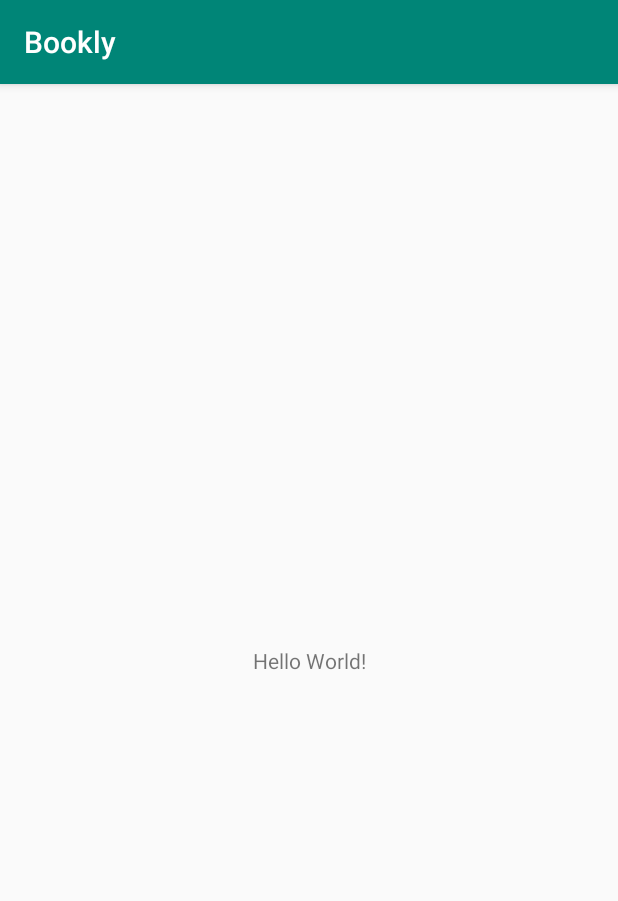
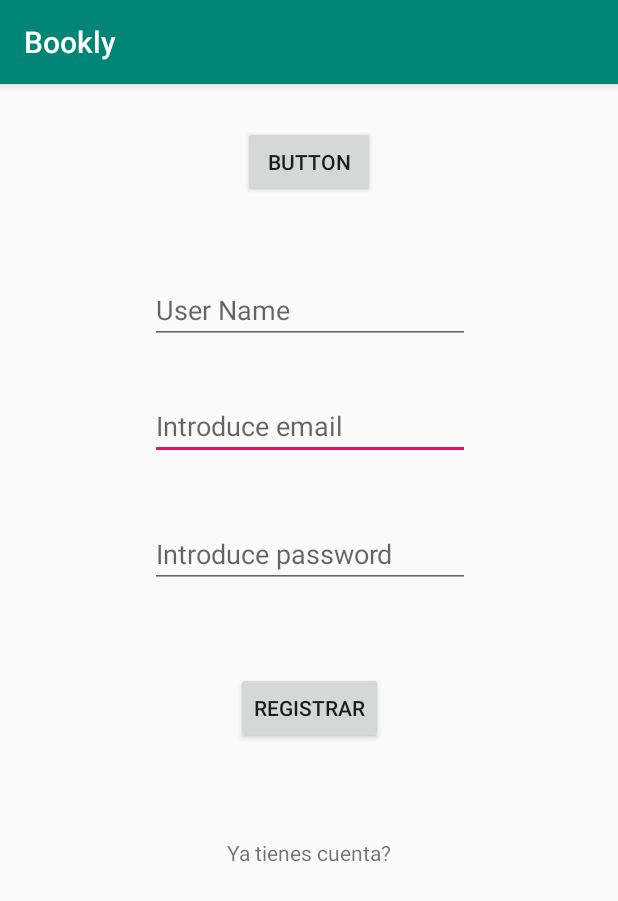
Before and after one commit to ESDEFRANC/Bookly, an Android app: the screen it shows after launch (MainActivity), on a phone screen of 412 x 824 dp. Shown: the top 901 px of the screen. Run offline under Robolectric (Android 15) with nearby library versions, the phone set to English and light mode, and no system bars; our stand-ins replace Firebase (no records; nobody signed in at launch, a user with empty details on screens opened directly).

Commit message:
Login and Main created
Login and Main created
-Main is the first page that user see

```diff
--- a/app/build.gradle
+++ b/app/build.gradle
@@ -34,4 +34,5 @@ dependencies {
     androidTestImplementation 'com.android.support.test:runner:1.0.2'
     androidTestImplementation 'com.android.support.test.espresso:espresso-core:3.0.2'
     implementation 'com.google.firebase:firebase-auth:16.1.0'
+
 }
--- a/app/src/main/res/layout/activity_main.xml
+++ b/app/src/main/res/layout/activity_main.xml
@@ -6,13 +6,88 @@
     android:layout_height="match_parent"
     tools:context=".MainActivity">
 
-    <TextView
+
+    <EditText
+        android:id="@+id/emailMain"
         android:layout_width="wrap_content"
         android:layout_height="wrap_content"
-        android:text="Hello World!"
+        android:layout_marginStart="8dp"
+        android:layout_marginTop="32dp"
+        android:layout_marginEnd="8dp"
+        android:ems="10"
+        android:hint="@string/Email"
+        android:inputType="textEmailAddress"
+        app:layout_constraintEnd_toEndOf="parent"
+        app:layout_constraintHorizontal_bias="0.503"
+        app:layout_constraintStart_toStartOf="parent"
+        app:layout_constraintTop_toBottomOf="@+id/nameMain" />
+
+    <EditText
+        android:id="@+id/nameMain"
+        android:layout_width="wrap_content"
+        android:layout_height="wrap_content"
+        android:layout_marginStart="8dp"
+        android:layout_marginTop="52dp"
+        android:layout_marginEnd="8dp"
+        android:ems="10"
+        android:hint="@string/UserName"
+        android:inputType="textPersonName"
+        app:layout_constraintEnd_toEndOf="parent"
+        app:layout_constraintHorizontal_bias="0.503"
+        app:layout_constraintStart_toStartOf="parent"
+        app:layout_constraintTop_toBottomOf="@+id/button2" />
+
+    <EditText
+        android:id="@+id/passwordMain"
+        android:layout_width="wrap_content"
+        android:layout_height="wrap_content"
+        android:layout_marginStart="8dp"
+        android:layout_marginTop="40dp"
+        android:layout_marginEnd="8dp"
+        android:ems="10"
+        android:hint="@string/Password"
+        android:inputType="textPassword"
+        app:layout_constraintEnd_toEndOf="parent"
+        app:layout_constraintHorizontal_bias="0.503"
+        app:layout_constraintStart_toStartOf="parent"
+        app:layout_constraintTop_toBottomOf="@+id/emailMain" />
+
+    <Button
+        android:id="@+id/registerMain"
+        android:layout_width="wrap_content"
+        android:layout_height="wrap_content"
+        android:layout_marginStart="8dp"
+        android:layout_marginTop="56dp"
+        android:layout_marginEnd="8dp"
+        android:text="@string/Register"
+        app:layout_constraintEnd_toEndOf="parent"
+        app:layout_constraintStart_toStartOf="parent"
+        app:layout_constraintTop_toBottomOf="@+id/passwordMain" />
+
+    <TextView
+        android:id="@+id/alreadyMain"
+        android:layout_width="wrap_content"
+        android:layout_height="wrap_content"
+        android:layout_marginStart="8dp"
+        android:layout_marginTop="8dp"
+        android:layout_marginEnd="8dp"
+        android:layout_marginBottom="8dp"
+        android:text="@string/alreadyLogin"
         app:layout_constraintBottom_toBottomOf="parent"
-        app:layout_constraintLeft_toLeftOf="parent"
-        app:layout_constraintRight_toRightOf="parent"
+        app:layout_constraintEnd_toEndOf="parent"
+        app:layout_constraintStart_toStartOf="parent"
+        app:layout_constraintTop_toBottomOf="@+id/registerMain"
+        app:layout_constraintVertical_bias="0.186" />
+
+    <Button
+        android:id="@+id/button2"
+        android:layout_width="wrap_content"
+        android:layout_height="wrap_content"
+        android:layout_marginStart="8dp"
+        android:layout_marginTop="28dp"
+        android:layout_marginEnd="8dp"
+        android:text="Button"
+        app:layout_constraintEnd_toEndOf="parent"
+        app:layout_constraintStart_toStartOf="parent"
         app:layout_constraintTop_toTopOf="parent" />
-
 </android.support.constraint.ConstraintLayout>
--- a/app/src/main/res/values/strings.xml
+++ b/app/src/main/res/values/strings.xml
@@ -6,6 +6,10 @@
     <string name="Email">Introduce email</string>
     <string name="Password">Introduce password</string>
     <string name="Login">Log-in</string>
+    <string name="backToRegistratio">Retornar a registrar</string>
+    <string name="alreadyLogin"> Ya tienes cuenta?</string>
+    <string name="Register">Registrar</string>
+    <string name="UserName">User Name</string>
 
 
 </resources>
```
Also changed, not shown: app/src/main/AndroidManifest.xml (+4 -5 lines), app/src/main/java/com/altemir/adria/bookly/LoginActivty.kt (+23 -0 lines), app/src/main/java/com/altemir/adria/bookly/MainActivity.kt (+42 -0 lines), app/src/main/res/layout/activity_login_activty.xml (+16 -3 lines).
